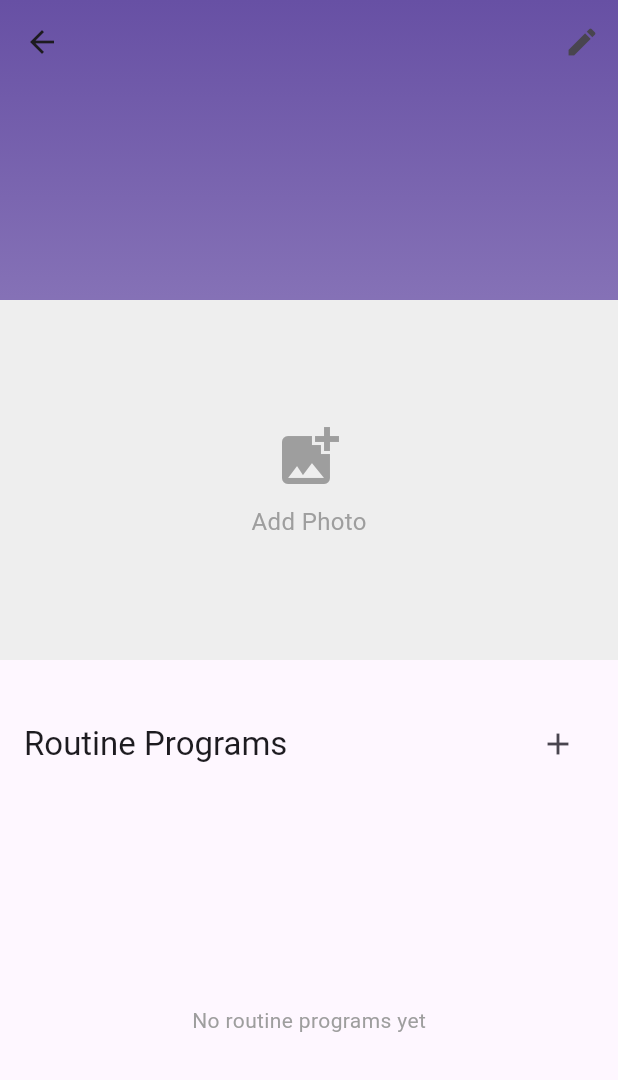
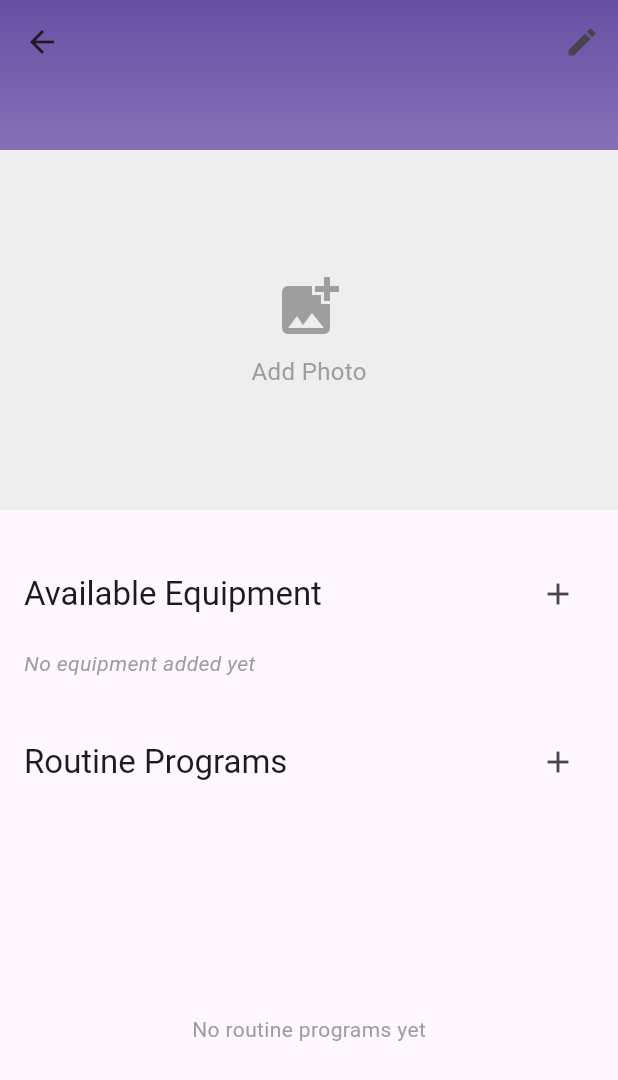
Before and after one commit to sazboxai/ai_video, a Flutter app: the LocationDetailScreen screen opened directly with empty values, on a phone screen of 412 x 824 dp. Shown: the top 1080 px of the screen. Run offline on Flutter 3.47's test engine with Material 3 defaults, Android fonts, the light colour scheme and no system bars; our stand-ins replace cloud_firestore, firebase_auth, firebase_core, firebase_storage, flutter_dotenv, flutter_markdown and 5 more; missing offline and left inert: imgly_editor, video_thumbnail; accounts and stored records are empty; generated files the repository leaves out were written again.

Commit message:
All the locations features before Ai are done

```diff
--- a/lib/features/trainer/screens/location_detail_screen.dart
+++ b/lib/features/trainer/screens/location_detail_screen.dart
@@ -25,6 +25,7 @@ class _LocationDetailScreenState extends State<LocationDetailScreen> {
   final _locationService = LocationService();
   final _pageController = PageController();
   final _imagePicker = ImagePicker();
+  final _equipmentController = TextEditingController();
   late Location _location;
 
   @override
@@ -36,6 +37,7 @@ class _LocationDetailScreenState extends State<LocationDetailScreen> {
   @override
   void dispose() {
     _pageController.dispose();
+    _equipmentController.dispose();
     super.dispose();
   }
 
@@ -193,6 +195,72 @@ class _LocationDetailScreenState extends State<LocationDetailScreen> {
     }
   }
 
+  Future<void> _addEquipment() async {
+    final result = await showDialog<String>(
+      context: context,
+      builder: (context) => AlertDialog(
+        title: const Text('Add Equipment'),
+        content: TextField(
+          controller: _equipmentController,
+          decoration: const InputDecoration(
+            hintText: 'Enter equipment name',
+            labelText: 'Equipment',
+          ),
+          textCapitalization: TextCapitalization.words,
+          autofocus: true,
+          onSubmitted: (value) {
+            Navigator.pop(context, value);
+          },
+        ),
+        actions: [
+          TextButton(
+            onPressed: () => Navigator.pop(context),
+            child: const Text('Cancel'),
+          ),
+          TextButton(
+            onPressed: () {
+              final value = _equipmentController.text.trim();
+              if (value.isNotEmpty) {
+                Navigator.pop(context, value);
+              }
+            },
+            child: const Text('Add'),
+          ),
+        ],
+      ),
+    );
+
+    if (result != null && result.isNotEmpty) {
+      final updatedEquipment = List<String>.from(_location.equipment)..add(result);
+      try {
+        await _locationService.updateLocation(
+          locationId: _location.locationId,
+          name: _location.name,
+          equipment: updatedEquipment,
+          photoUrls: _location.photoUrls,
+          routinePrograms: _location.routinePrograms,
+        );
+
+        final updatedLocation = await _locationService.getLocationById(_location.locationId);
+        if (updatedLocation != null && mounted) {
+          setState(() {
+            _location = updatedLocation;
+          });
+          ScaffoldMessenger.of(context).showSnackBar(
+            const SnackBar(content: Text('Equipment added successfully')),
+          );
+        }
+      } catch (e) {
+        if (mounted) {
+          ScaffoldMessenger.of(context).showSnackBar(
+            SnackBar(content: Text('Failed to add equipment: $e')),
+          );
+        }
+      }
+    }
+    _equipmentController.clear();
+  }
+
   @override
   Widget build(BuildContext context) {
     return Scaffold(
@@ -200,10 +268,14 @@ class _LocationDetailScreenState extends State<LocationDetailScreen> {
         slivers: [
           // Title Banner
           SliverAppBar(
-            expandedHeight: 200.0,
+            expandedHeight: 100.0,
             pinned: true,
             flexibleSpace: FlexibleSpaceBar(
-              title: Text(_location.name),
+              title: Text(
+                _location.name,
+                style: const TextStyle(fontSize: 18.0),
+              ),
+              titlePadding: const EdgeInsets.only(bottom: 16.0),
               background: Container(
                 decoration: BoxDecoration(
                   gradient: LinearGradient(
@@ -320,6 +392,55 @@ class _LocationDetailScreenState extends State<LocationDetailScreen> {
             ),
           ),
 
+          // Equipment Section
+          SliverToBoxAdapter(
+            child: Padding(
+              padding: const EdgeInsets.all(16),
+              child: Column(
+                crossAxisAlignment: CrossAxisAlignment.start,
+                children: [
+                  Row(
+                    mainAxisAlignment: MainAxisAlignment.spaceBetween,
+                    children: [
+                      Text(
+                        'Available Equipment',
+                        style: Theme.of(context).textTheme.titleLarge,
+                      ),
+                      IconButton(
+                        icon: const Icon(Icons.add),
+                        onPressed: _addEquipment,
+                        tooltip: 'Add Equipment',
+                      ),
+                    ],
+                  ),
+                  const SizedBox(height: 12),
+                  if (_location.equipment.isEmpty)
+                    const Text(
+                      'No equipment added yet',
+                      style: TextStyle(
+                        color: Colors.grey,
+                        fontStyle: FontStyle.italic,
+                      ),
+                    )
+                  else
+                    Wrap(
+                      spacing: 8,
+                      runSpacing: 8,
+                      children: _location.equipment.map((equipment) {
+                        return Chip(
+                          label: Text(equipment),
+                          backgroundColor: Theme.of(context).primaryColor.withOpacity(0.1),
+                          labelStyle: TextStyle(
+                            color: Theme.of(context).primaryColor,
+                          ),
+                        );
+                      }).toList(),
+                    ),
+                ],
+              ),
+            ),
+          ),
+
           // Routine Programs List
           SliverToBoxAdapter(
             child: Padding(
```
